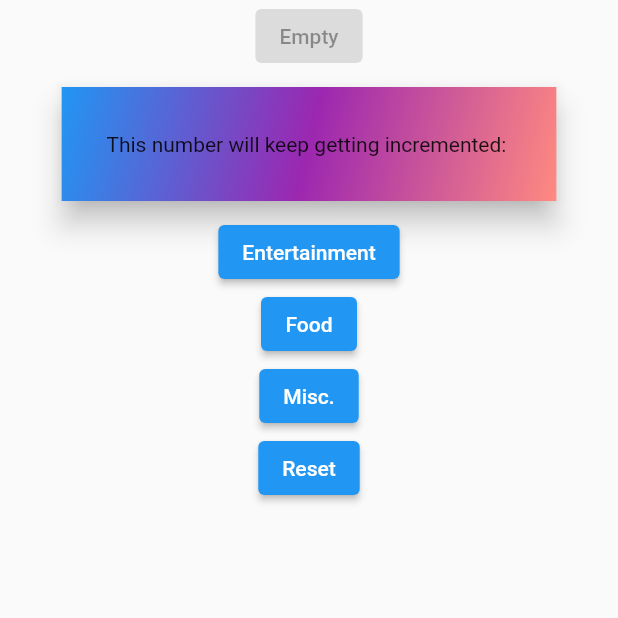
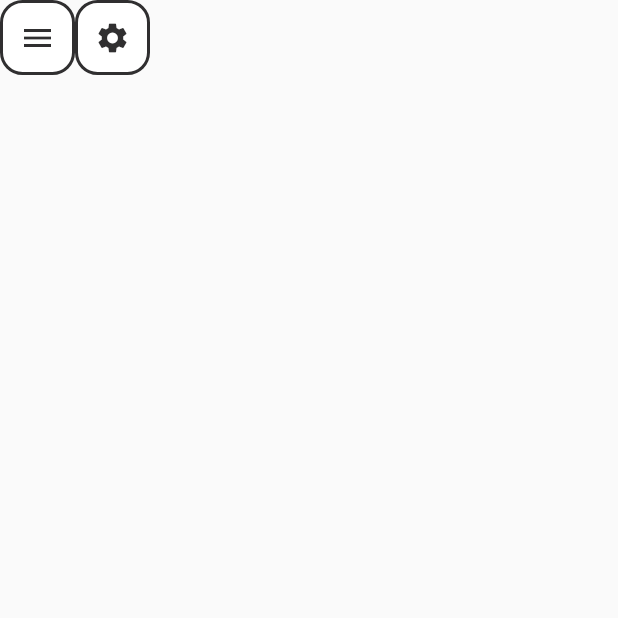
Before and after one commit to theAB316/expense-tracker, a Flutter app: the screen it shows after launch, on a phone screen of 412 x 824 dp, the top half of it. Run offline on Flutter 3.47's test engine with Material 2 defaults, Android fonts, the phone set to English and light mode, and no system bars; missing offline and left inert: cupertino_rounded_corners.

Commit message:
chore: refactor codebase and add borderbox

```diff
--- a/flutter_expense_tracker/analysis_options.yaml
+++ b/flutter_expense_tracker/analysis_options.yaml
@@ -24,6 +24,9 @@ linter:
   rules:
     # avoid_print: false  # Uncomment to disable the `avoid_print` rule
     # prefer_single_quotes: true  # Uncomment to enable the `prefer_single_quotes` rule
+    prefer_const_constructors: false
+    prefer_const_literals_to_create_immutables: false
+    must_be_immutable: false
 
 # Additional information about this file can be found at
 # https://dart.dev/guides/language/analysis-options
--- a/flutter_expense_tracker/lib/main.dart
+++ b/flutter_expense_tracker/lib/main.dart
@@ -1,7 +1,10 @@
 // ignore_for_file: prefer_const_constructors, prefer_const_literals_to_create_immutables
 
+import 'dart:ui';
 import 'package:flutter/material.dart'; // has built-in widgets based on material theme
-import 'ui/main_page/main_expenses_widget.dart';
+import 'package:flutter_expense_tracker/ui/screens/main_screen.dart';
+import 'package:flutter_expense_tracker/ui/utils/constants.dart';
+import 'ui/screens/main_expenses_widget.dart';
 
 void main() {
   runApp(MyApp());
@@ -38,38 +41,45 @@ class _MyAppState extends State<MyApp> {
   // context: holds some info about our app
   @override
   Widget build(BuildContext context) {
+    double screenWidth = window.physicalSize.width;
     // home is the core widget that flutter brings onto the screen.
     return MaterialApp(
-      home: Scaffold(
-        body: Center(
-          child: Column(
-            crossAxisAlignment: CrossAxisAlignment.center,
-            children: [
-              ElevatedButton(
-                onPressed: null,
-                child: Text("Empty"),
-              ),
-              MainExpensesWidget(),
-              ElevatedButton(
-                onPressed: _openDetailsPage,
-                child: Text('Entertainment'),
-              ),
-              ElevatedButton(
-                onPressed: _openDetailsPage,
-                child: Text('Food'),
-              ),
-              ElevatedButton(
-                onPressed: _openDetailsPage,
-                child: Text('Misc.'),
-              ),
-              ElevatedButton(
-                onPressed: _resetState,
-                child: Text('Reset'),
-              )
-            ],
-          ),
-        ),
+      debugShowCheckedModeBanner: false,
+      theme: ThemeData(
+        primaryColor: COLOR_WHITE,
+        textTheme: screenWidth < 500 ? TEXT_THEME_SMALL: TEXT_THEME_DEFAULT,
       ),
+      home: MainScreen(),
+      // home: Scaffold(
+      //   body: Center(
+      //     child: Column(
+      //       crossAxisAlignment: CrossAxisAlignment.center,
+      //       children: [
+      //         ElevatedButton(
+      //           onPressed: null,
+      //           child: Text("Empty"),
+      //         ),
+      //         MainScreen(),
+      //         ElevatedButton(
+      //           onPressed: _openDetailsPage,
+      //           child: Text('Entertainment'),
+      //         ),
+      //         ElevatedButton(
+      //           onPressed: _openDetailsPage,
+      //           child: Text('Food'),
+      //         ),
+      //         ElevatedButton(
+      //           onPressed: _openDetailsPage,
+      //           child: Text('Misc.'),
+      //         ),
+      //         ElevatedButton(
+      //           onPressed: _resetState,
+      //           child: Text('Reset'),
+      //         )
+      //       ],
+      //     ),
+      //   ),
+      // ),
     );
   }
 }
--- a/flutter_expense_tracker/lib/ui/common/squircle_widget.dart
+++ /dev/null
@@ -1,161 +0,0 @@
-// ignore_for_file: prefer_const_constructors
-
-import 'package:flutter/material.dart';
-import 'package:cupertino_rounded_corners/cupertino_rounded_corners.dart'; // For SquircleBorder
-
-class SquircleWidget extends StatelessWidget {
-  List<Color> colors;
-  EdgeInsets margin;
-  double shadowElevation;
-  Widget child;
-  EdgeInsets childPadding;
-
-  SquircleWidget({
-    this.colors = const [Colors.blue, Colors.purpleAccent, Colors.deepOrangeAccent],
-    this.margin = const EdgeInsets.all(10.0),
-    this.shadowElevation = 8.0,
-    this.child = const SizedBox.shrink(),
-    this.childPadding = const EdgeInsets.all(30.0),
-  });
-
-  @override
-  Widget build(BuildContext context) {
-    return Container(
-      margin: margin,
-      child: Material(
-        color: Colors.transparent,
-        shape: const SquircleBorder(
-          radius: BorderRadius.all(
-            Radius.elliptical(40.0, 40.0),
-          ),
-        ),
-        clipBehavior: Clip.antiAlias,
-        elevation: shadowElevation,
-        child: Container(
-          padding: childPadding,
-          decoration: BoxDecoration(
-            gradient: LinearGradient(
-              begin: Alignment.topLeft,
-              end: Alignment.bottomRight,
-              colors: colors,
-            ),
-          ),
-          child: child,
-        ),
-      ),
-    );
-  }
-}
-
-
-
-
-
-// // ignore_for_file: prefer_const_constructors
-
-// import 'package:flutter/material.dart';
-// import 'package:cupertino_rounded_corners/cupertino_rounded_corners.dart'; // For SquircleBorder
-
-// class SquircleWidget extends StatelessWidget {
-//   Color color;
-//   EdgeInsets margin;
-//   double shadowElevation;
-//   Widget child;
-//   EdgeInsets childPadding;
-
-//   SquircleWidget({
-//     this.color = Colors.white,
-//     this.margin = const EdgeInsets.all(8.0),
-//     this.shadowElevation = 8.0,
-//     this.child = const SizedBox.shrink(),
-//     this.childPadding = const EdgeInsets.all(30.0),
-//   });
-
-//   @override
-//   Widget build(BuildContext context) {
-//     return Container(
-//       decoration: BoxDecoration(
-//         color: Colors.transparent,
-//         borderRadius: BorderRadius.all(
-//           Radius.circular(4.0),
-//         ),
-//       ),
-//       margin: margin,
-
-
-//       child: Material(
-//         color: color,
-//         shape: SquircleBorder(
-//           radius: BorderRadius.all(
-//             Radius.elliptical(
-//               40.0,
-//               40.0,
-//             ),
-//           ),
-//         ),
-//         elevation: shadowElevation,
-//         child: Padding(padding: childPadding, child: child),
-//       ),
-//     );
-//   }
-// }
-
-
-
-
-// // ignore_for_file: prefer_const_constructors
-
-// import 'package:flutter/material.dart';
-// import 'package:cupertino_rounded_corners/cupertino_rounded_corners.dart'; // For SquircleBorder
-
-// class SquircleWidget extends StatelessWidget {
-//   Color color;
-//   EdgeInsets margin;
-//   double shadowElevation;
-//   Widget child;
-//   EdgeInsets childPadding;
-
-//   SquircleWidget({
-//     this.color = Colors.white,
-//     this.margin = const EdgeInsets.all(8.0),
-//     this.shadowElevation = 8.0,
-//     this.child = const SizedBox.shrink(),
-//     this.childPadding = const EdgeInsets.all(30.0),
-//   });
-
-//   @override
-//   Widget build(BuildContext context) {
-//     return Container(
-//       decoration: BoxDecoration(
-//         color: Colors.transparent,
-//         borderRadius: BorderRadius.all(
-//           Radius.circular(4.0),
-//         ),
-//       ),
-//       margin: EdgeInsets.all(20.0),
-//       child: Material(
-//         color: Colors.pink,
-//         shape: SquircleBorder(
-//           radius: BorderRadius.all(
-//             Radius.elliptical(40.0, 40.0),
-//           ),
-//         ),
-//         elevation: 8.0,
-//         child: Container(
-//           decoration: BoxDecoration(
-//             gradient: LinearGradient(
-//               begin: Alignment.centerLeft,
-//               end: Alignment.centerRight,
-//               colors: [Colors.purple, Colors.blue],
-//             ),
-//           ),
-
-//           child: Padding(
-//             padding: EdgeInsets.all(30.0),
-//             child: Text("This is an example."),
-//           ),
-//         ),
-//       ),
-//     );
-//   }
-// }
--- a/flutter_expense_tracker/lib/ui/main_page/main_expenses_widget.dart
+++ /dev/null
@@ -1,23 +0,0 @@
-// ignore_for_file: prefer_const_constructors
-
-import 'package:flutter/material.dart';
-import '../common/squircle_widget.dart';
-
-class MainExpensesWidget extends StatefulWidget {
-  // const MainExpensesWidget({ Key? key }) : super(key: key);
-
-  @override
-  _MainExpensesWidgetState createState() => _MainExpensesWidgetState();
-}
-
-class _MainExpensesWidgetState extends State<MainExpensesWidget> {
-  @override
-  Widget build(BuildContext context) {
-    return SquircleWidget(
-      colors: [Colors.blue, Colors.purple, Colors.redAccent.shade100],
-      child: Text(
-        "This number will keep getting incremented: ",
-      ),
-    );
-  }
-}
--- /dev/null
+++ b/flutter_expense_tracker/lib/ui/screens/main_expenses_widget.dart
@@ -0,0 +1,46 @@
+// ignore_for_file: prefer_const_constructors, prefer_const_literals_to_create_immutables
+
+import 'dart:ui';
+
+import 'package:flutter/material.dart';
+import '../widgets/squircle_widget.dart';
+
+class MainExpensesWidget extends StatefulWidget {
+  // const MainExpensesWidget({ Key? key }) : super(key: key);
+
+  @override
+  _MainExpensesWidgetState createState() => _MainExpensesWidgetState();
+}
+
+class _MainExpensesWidgetState extends State<MainExpensesWidget> {
+// Class variables
+  double totalExpenses = 0.0;
+
+  @override
+  Widget build(BuildContext context) {
+    return Container(
+
+      child: SquircleWidget(
+        colors: [
+          Colors.blue,
+          Colors.purpleAccent.shade100,
+          Colors.redAccent.shade100
+        ],
+        child: Column(
+          crossAxisAlignment: CrossAxisAlignment.center,
+          children: [
+            Text(
+              "Total Expenses",
+              style: TextStyle(color: Colors.white),
+            ),
+            // Spacer(flex: 1),
+            Text(
+              "Rs. " + totalExpenses.toString(),
+              style: TextStyle(color: Colors.white),
+            ),
+          ],
+        ),
+      ),
+    );
+  }
+}
--- /dev/null
+++ b/flutter_expense_tracker/lib/ui/screens/main_screen.dart
@@ -0,0 +1,45 @@
+import 'package:flutter/material.dart';
+import 'package:flutter_expense_tracker/ui/utils/constants.dart';
+import 'package:flutter_expense_tracker/ui/widgets/border_box_widget.dart';
+
+class MainScreen extends StatefulWidget {
+  @override
+  _MainScreenState createState() => _MainScreenState();
+}
+
+class _MainScreenState extends State<MainScreen> {
+  @override
+  Widget build(BuildContext context) {
+    final Size size = MediaQuery.of(context).size;
+    return SafeArea(
+      child: Scaffold(
+        body: Container(
+          width: size.width,
+          height: size.height,
+          child: Column(
+            children: [
+              Row(
+                children: [
+                  BorderBoxWidget(
+                      height: 50,
+                      width: 50,
+                      child: Icon(
+                        Icons.menu,
+                        color: COLOR_BLACK
+                      ),),
+                  BorderBoxWidget(
+                      height: 50,
+                      width: 50,
+                      child: Icon(
+                        Icons.settings,
+                        color: COLOR_BLACK
+                      ))
+                ],
+              )
+            ],
+          ),
+        ),
+      ),
+    );
+  }
+}
--- /dev/null
+++ b/flutter_expense_tracker/lib/ui/utils/constants.dart
@@ -0,0 +1,51 @@
+import 'package:flutter/material.dart';
+
+const COLOR_BLACK = Color.fromRGBO(48, 47, 48, 1.0);
+const COLOR_GREY = Color.fromRGBO(141, 141, 141, 1.0);
+
+const COLOR_WHITE = Colors.white;
+const COLOR_DARK_BLUE = Color.fromRGBO(20, 25, 45, 1.0);
+
+const TextTheme TEXT_THEME_DEFAULT = TextTheme(
+    headline1: TextStyle(
+        color: COLOR_BLACK, fontWeight: FontWeight.w700, fontSize: 26),
+    headline2: TextStyle(
+        color: COLOR_BLACK, fontWeight: FontWeight.w700, fontSize: 22),
+    headline3: TextStyle(
+        color: COLOR_BLACK, fontWeight: FontWeight.w700, fontSize: 20),
+    headline4: TextStyle(
+        color: COLOR_BLACK, fontWeight: FontWeight.w700, fontSize: 16),
+    headline5: TextStyle(
+        color: COLOR_BLACK, fontWeight: FontWeight.w700, fontSize: 14),
+    headline6: TextStyle(
+        color: COLOR_BLACK, fontWeight: FontWeight.w700, fontSize: 12),
+    bodyText1: TextStyle(
+        color: COLOR_BLACK, fontSize: 14, fontWeight: FontWeight.w500,height: 1.5),
+    bodyText2: TextStyle(
+        color:  COLOR_GREY, fontSize: 14, fontWeight: FontWeight.w500,height: 1.5),
+    subtitle1:
+        TextStyle(color: COLOR_BLACK, fontSize: 12, fontWeight: FontWeight.w400),
+    subtitle2: TextStyle(
+        color: COLOR_GREY, fontSize: 12, fontWeight: FontWeight.w400));
+
+const TextTheme TEXT_THEME_SMALL = TextTheme(
+    headline1: TextStyle(
+        color: COLOR_BLACK, fontWeight: FontWeight.w700, fontSize: 22),
+    headline2: TextStyle(
+        color: COLOR_BLACK, fontWeight: FontWeight.w700, fontSize: 20),
+    headline3: TextStyle(
+        color: COLOR_BLACK, fontWeight: FontWeight.w700, fontSize: 18),
+    headline4: TextStyle(
+        color: COLOR_BLACK, fontWeight: FontWeight.w700, fontSize: 14),
+    headline5: TextStyle(
+        color: COLOR_BLACK, fontWeight: FontWeight.w700, fontSize: 12),
+    headline6: TextStyle(
+        color: COLOR_BLACK, fontWeight: FontWeight.w700, fontSize: 10),
+    bodyText1: TextStyle(
+        color: COLOR_BLACK, fontSize: 12, fontWeight: FontWeight.w500,height: 1.5),
+    bodyText2: TextStyle(
+        color:  COLOR_GREY, fontSize: 12, fontWeight: FontWeight.w500,height: 1.5),
+    subtitle1:
+    TextStyle(color: COLOR_BLACK, fontSize: 10, fontWeight: FontWeight.w400),
+    subtitle2: TextStyle(
+        color: COLOR_GREY, fontSize: 10, fontWeight: FontWeight.w400));
--- /dev/null
+++ b/flutter_expense_tracker/lib/ui/widgets/border_box_widget.dart
@@ -0,0 +1,36 @@
+import 'package:flutter/material.dart';
+import 'package:flutter_expense_tracker/ui/utils/constants.dart';
+
+class BorderBoxWidget extends StatelessWidget {
+  Widget child;
+  EdgeInsets padding;
+  double width, height;
+
+  BorderBoxWidget({
+    Key? key,
+    this.padding = const EdgeInsets.all(8.0),
+    this.width = 0,
+    this.height = 0,
+    this.child = const SizedBox.shrink(),
+  }) : super(key: key);
+
+  @override
+  Widget build(BuildContext context) {
+    return Container(
+      width: width,
+      height: height,
+      decoration: BoxDecoration(
+        color: COLOR_WHITE,
+        borderRadius: BorderRadius.circular(15),
+        border: Border.all(
+          color: COLOR_BLACK,
+          width: 2,
+        ),
+      ),
+      padding: padding,
+      child: Center(
+        child: child,
+      ),
+    );
+  }
+}
--- /dev/null
+++ b/flutter_expense_tracker/lib/ui/widgets/squircle_widget.dart
@@ -0,0 +1,47 @@
+import 'package:flutter/material.dart';
+import 'package:cupertino_rounded_corners/cupertino_rounded_corners.dart'; // For SquircleBorder
+
+class SquircleWidget extends StatelessWidget {
+  List<Color> colors;
+  EdgeInsets margin;
+  double shadowElevation;
+  Widget child;
+  EdgeInsets childPadding;
+
+  SquircleWidget({
+    Key? key,
+    this.colors = const [Colors.blue, Colors.purpleAccent, Colors.deepOrangeAccent],
+    this.margin = const EdgeInsets.all(10.0),
+    this.shadowElevation = 8.0,
+    this.child = const SizedBox.shrink(),
+    this.childPadding = const EdgeInsets.all(30.0),
+  }) : super(key: key);
+
+  @override
+  Widget build(BuildContext context) {
+    return Container(
+      margin: margin,
+      child: Material(
+        color: Colors.transparent,
+        shape: const SquircleBorder(
+          radius: BorderRadius.all(
+            Radius.elliptical(40.0, 40.0),
+          ),
+        ),
+        clipBehavior: Clip.antiAlias, // so that gradient is contained to rounded border
+        elevation: shadowElevation,
+        child: Container(
+          padding: childPadding,
+          decoration: BoxDecoration(
+            gradient: LinearGradient(
+              begin: Alignment.topLeft,
+              end: Alignment.bottomRight,
+              colors: colors,
+            ),
+          ),
+          child: child,
+        ),
+      ),
+    );
+  }
+}
```
